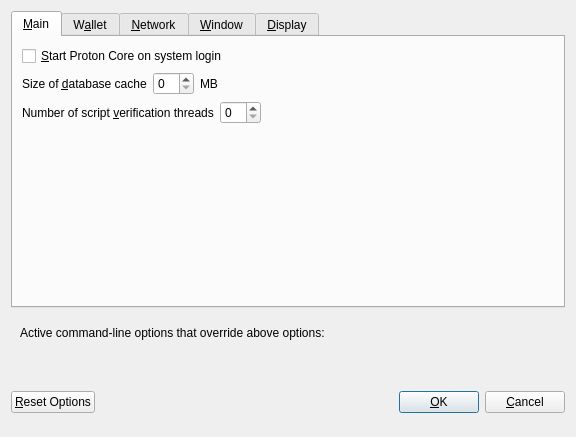
This is src/qt/forms/optionsdialog.ui in asolomon15/ReefCoin as Qt 5 draws it before an edit. The edited form follows.
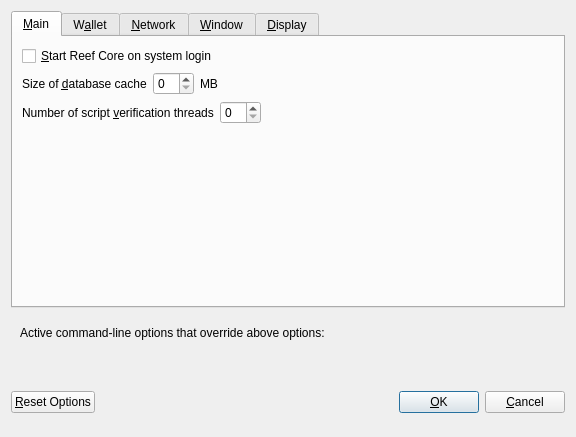
This is the edited form. Custom widgets are drawn as their Qt base class.

```diff
--- a/src/qt/forms/optionsdialog.ui
+++ b/src/qt/forms/optionsdialog.ui
@@ -33,7 +33,7 @@
           <string>Automatically start Proton Core after logging in to the system.</string>
          </property>
          <property name="text">
-          <string>&amp;Start Proton Core on system login</string>
+          <string>&amp;Start Reef Core on system login</string>
          </property>
         </widget>
        </item>
```
Left out of the diff: 12 changed lines with no effect on the pictures.
